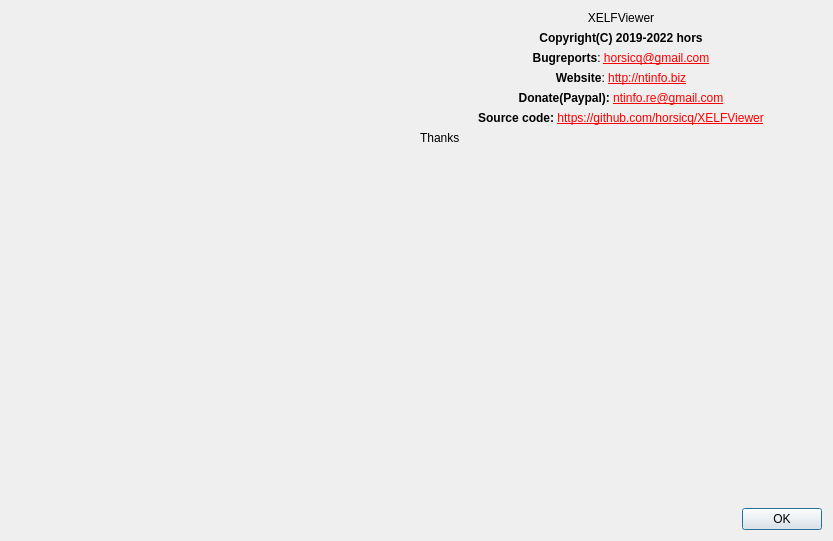
This is gui_source/dialogabout.ui in horsicq/XELFViewer as Qt 5 draws it before an edit. The edited form follows.
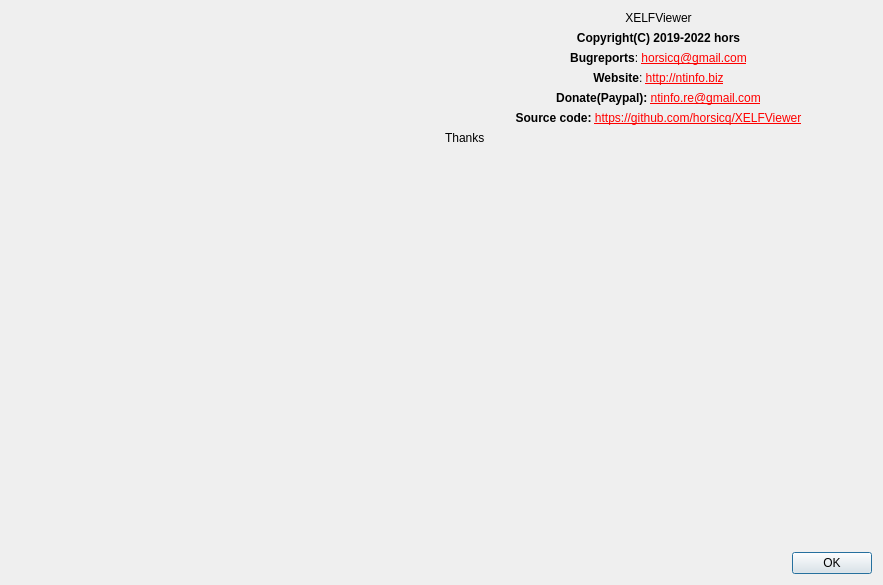
This is the edited form. Icons and pictures are not drawn.

What changed in the file:
```diff
--- a/gui_source/dialogabout.ui
+++ b/gui_source/dialogabout.ui
@@ -9,8 +9,8 @@
    <rect>
     <x>0</x>
     <y>0</y>
-    <width>833</width>
-    <height>541</height>
+    <width>883</width>
+    <height>585</height>
    </rect>
   </property>
   <property name="windowTitle">
```
Left out of the diff: 12 changed lines with no effect on the pictures.
